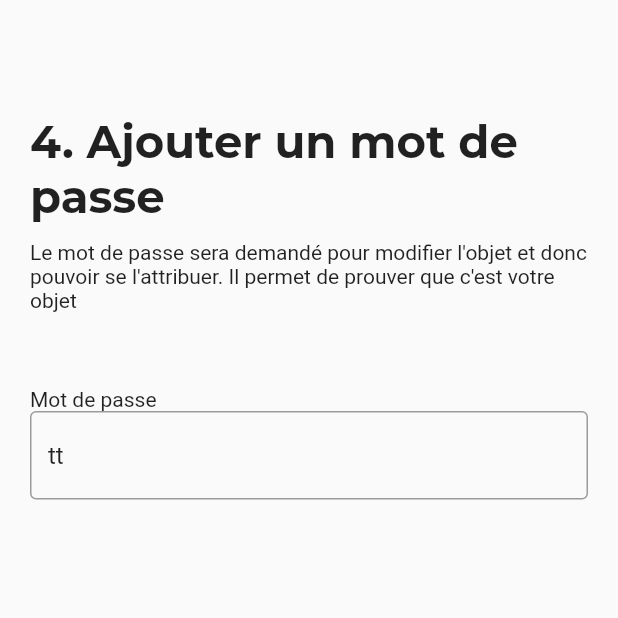
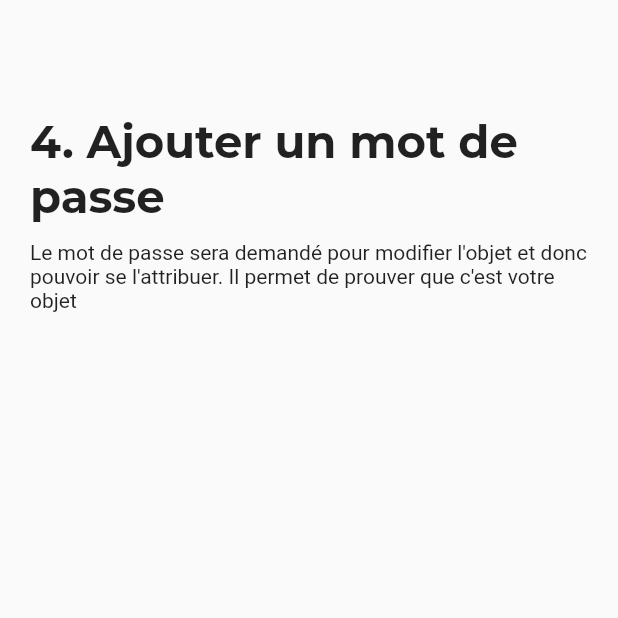
Before and after one commit to GuillianV/Dynameet, a Flutter app: the Inscription screen opened directly, after a tap on "... une entreprise", after a tap on "Suivant", on a phone screen of 412 x 824 dp, the top half of it. Run offline on Flutter 3.47's test engine with Material 2 defaults, Android fonts, the phone set to English and light mode, and no system bars; our stand-ins replace flutter_dotenv, google_fonts.

Commit message:
inscription page

```diff
--- a/lib/views/inscription.dart
+++ b/lib/views/inscription.dart
@@ -16,10 +16,7 @@ class Inscription extends StatefulWidget {
 }
 
 class _InscriptionState extends State<Inscription> {
-  TextEditingController nameController = TextEditingController(text: "tt");
-  TextEditingController descriptionController =
-      TextEditingController(text: "tt");
-  TextEditingController passwordController = TextEditingController(text: "tt");
+  TextEditingController etu_name = TextEditingController();
 
   bool isEtudiant = false;
   bool isCompany = false;
@@ -95,10 +92,32 @@ class _InscriptionState extends State<Inscription> {
 
     return CustomPagePadding(
         child: Column(
-      crossAxisAlignment: CrossAxisAlignment.start,
       children: [
-        H4(text: "3. Ajouter des photos de l'objet"),
-        Padding(padding: EdgeInsets.only(top: 50), child: Center()),
+        const SizedBox(
+          height: 50,
+        ),
+        TextInput(
+          controller: etu_name,
+          hint: "Prénom",
+        ),
+        const SizedBox(
+          height: 10,
+        ),
+        TextInput(
+          controller: etu_name,
+          hint: "Nom",
+        ),
+        const SizedBox(
+          height: 10,
+        ),
+        TextInput(
+          controller: etu_name,
+          hint: "Date de naissance",
+        ),
+        const SizedBox(
+          height: 10,
+        ),
+        TextArea(hint: "Biographie", controller: etu_name)
       ],
     ));
   }
@@ -116,13 +135,7 @@ class _InscriptionState extends State<Inscription> {
             padding: EdgeInsets.only(top: 50),
             child: Column(
               crossAxisAlignment: CrossAxisAlignment.start,
-              children: [
-                Description(text: "Mot de passe"),
-                TextInput(
-                  hint: "Mot de passe",
-                  controller: passwordController,
-                ),
-              ],
+              children: [],
             ))
       ],
     ));
@@ -186,13 +199,11 @@ class _InscriptionState extends State<Inscription> {
                     text: "Suivant",
                     height: 50,
                     width: 200,
-                    color: Color(0xffFFA857),
+                    color: Color(0xff1F3C7C),
                     pressed: () {
                       setState(() {
                         stepManager.next(callback: () {
-                          if (_isStr(nameController.text) &&
-                              _isStr(descriptionController.text) &&
-                              _isStr(passwordController.text)) {
+                          if (1 == 1) {
                           } else {
                             errorDialog(context, "Erreur",
                                 "Tous les champs ne sont pas remplis");
--- a/lib/widgets/components.dart
+++ b/lib/widgets/components.dart
@@ -134,11 +134,18 @@ class TextInput extends StatelessWidget {
   Widget build(BuildContext context) {
     return TextField(
       controller: controller,
+      style: GoogleFonts.montserrat(
+          fontWeight: FontWeight.bold, fontSize: 20, color: Color(0xFFB3B3B3)),
       decoration: InputDecoration(
-          border:
-              OutlineInputBorder(borderSide: BorderSide(color: Colors.teal)),
-          hintText: hint,
-          suffixStyle: const TextStyle(color: Colors.green)),
+          focusedBorder: OutlineInputBorder(
+            borderRadius: BorderRadius.circular(10),
+            borderSide: BorderSide(color: Color(0xFFB3B3B3), width: 2.0),
+          ),
+          enabledBorder: OutlineInputBorder(
+            borderRadius: BorderRadius.circular(10),
+            borderSide: BorderSide(color: Color(0xFFB3B3B3), width: 2.0),
+          ),
+          hintText: hint),
     );
   }
 }
@@ -155,13 +162,20 @@ class TextArea extends StatelessWidget {
       controller: controller,
       keyboardType: TextInputType.multiline,
       textInputAction: TextInputAction.newline,
-      minLines: 2,
-      maxLines: 10,
+      minLines: 10,
+      maxLines: 20,
+      style: GoogleFonts.montserrat(
+          fontWeight: FontWeight.bold, fontSize: 20, color: Color(0xFFB3B3B3)),
       decoration: InputDecoration(
-          border:
-              OutlineInputBorder(borderSide: BorderSide(color: Colors.teal)),
-          hintText: hint,
-          suffixStyle: const TextStyle(color: Colors.green)),
+          focusedBorder: OutlineInputBorder(
+            borderRadius: BorderRadius.circular(10),
+            borderSide: BorderSide(color: Color(0xFFB3B3B3), width: 2.0),
+          ),
+          enabledBorder: OutlineInputBorder(
+            borderRadius: BorderRadius.circular(10),
+            borderSide: BorderSide(color: Color(0xFFB3B3B3), width: 2.0),
+          ),
+          hintText: hint),
     );
   }
 }
```
